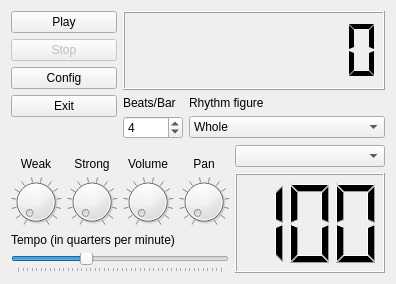
Qt form src/kmetronomeviewbase.ui (pedrolcl/kmetronome) before a commit.
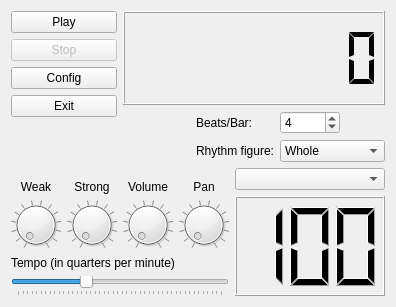
The same form after that commit. Icons and pictures are not drawn. Custom widgets are drawn as their Qt base class.

```diff
--- a/src/kmetronomeviewbase.ui
+++ b/src/kmetronomeviewbase.ui
@@ -26,7 +26,7 @@
     <x>0</x>
     <y>0</y>
     <width>390</width>
-    <height>284</height>
+    <height>307</height>
    </rect>
   </property>
   <property name="sizePolicy">
@@ -174,14 +174,29 @@
     </layout>
    </item>
    <item row="1" column="1" colspan="2">
-    <layout class="QGridLayout" name="gridLayout_3">
+    <layout class="QHBoxLayout" name="horizontalLayout">
+     <item>
+      <spacer name="horizontalSpacer">
+       <property name="orientation">
+        <enum>Qt::Horizontal</enum>
+       </property>
+       <property name="sizeHint" stdset="0">
+        <size>
+         <width>40</width>
+         <height>20</height>
+        </size>
+       </property>
+      </spacer>
+     </item>
+     <item>
+      <layout class="QFormLayout" name="formLayout">
      <item row="0" column="0">
       <widget class="QLabel" name="textLabel3">
        <property name="text">
-        <string>Beats/Bar</string>
+          <string>Beats/Bar:</string>
        </property>
        <property name="alignment">
-        <set>Qt::AlignBottom|Qt::AlignLeading|Qt::AlignLeft</set>
+          <set>Qt::AlignRight|Qt::AlignTrailing|Qt::AlignVCenter</set>
        </property>
        <property name="wordWrap">
         <bool>false</bool>
@@ -192,22 +207,6 @@
       </widget>
      </item>
      <item row="0" column="1">
-      <widget class="QLabel" name="textLabel4">
-       <property name="text">
-        <string>Rhythm figure</string>
-       </property>
-       <property name="alignment">
-        <set>Qt::AlignBottom|Qt::AlignLeading|Qt::AlignLeft</set>
-       </property>
-       <property name="wordWrap">
-        <bool>false</bool>
-       </property>
-       <property name="buddy">
-        <cstring>m_figure</cstring>
-       </property>
-      </widget>
-     </item>
-     <item row="1" column="0">
       <widget class="KIntSpinBox" name="m_beatsBar">
        <property name="maximumSize">
         <size>
@@ -231,6 +230,22 @@
        </property>
       </widget>
      </item>
+       <item row="1" column="0">
+        <widget class="QLabel" name="textLabel4">
+         <property name="text">
+          <string>Rhythm figure:</string>
+         </property>
+         <property name="alignment">
+          <set>Qt::AlignRight|Qt::AlignTrailing|Qt::AlignVCenter</set>
+         </property>
+         <property name="wordWrap">
+          <bool>false</bool>
+         </property>
+         <property name="buddy">
+          <cstring>m_figure</cstring>
+         </property>
+        </widget>
+       </item>
      <item row="1" column="1">
       <widget class="KComboBox" name="m_figure">
        <property name="whatsThis">
@@ -311,6 +326,8 @@
      </item>
     </layout>
    </item>
+    </layout>
+   </item>
    <item row="2" column="0" colspan="2">
     <layout class="QGridLayout" name="gridLayout">
      <item row="0" column="0">
@@ -572,11 +589,6 @@
  </widget>
  <layoutdefault spacing="6" margin="11"/>
  <customwidgets>
-  <customwidget>
-   <class>KComboBox</class>
-   <extends>QComboBox</extends>
-   <header>kcombobox.h</header>
-  </customwidget>
   <customwidget>
    <class>KIntSpinBox</class>
    <extends>QSpinBox</extends>
@@ -587,6 +599,11 @@
    <extends>QPushButton</extends>
    <header>kpushbutton.h</header>
   </customwidget>
+  <customwidget>
+   <class>KComboBox</class>
+   <extends>QComboBox</extends>
+   <header>kcombobox.h</header>
+  </customwidget>
   <customwidget>
    <class>Knob</class>
    <extends>QDial</extends>
```
Lines whose indentation alone changed are shown as unchanged.
